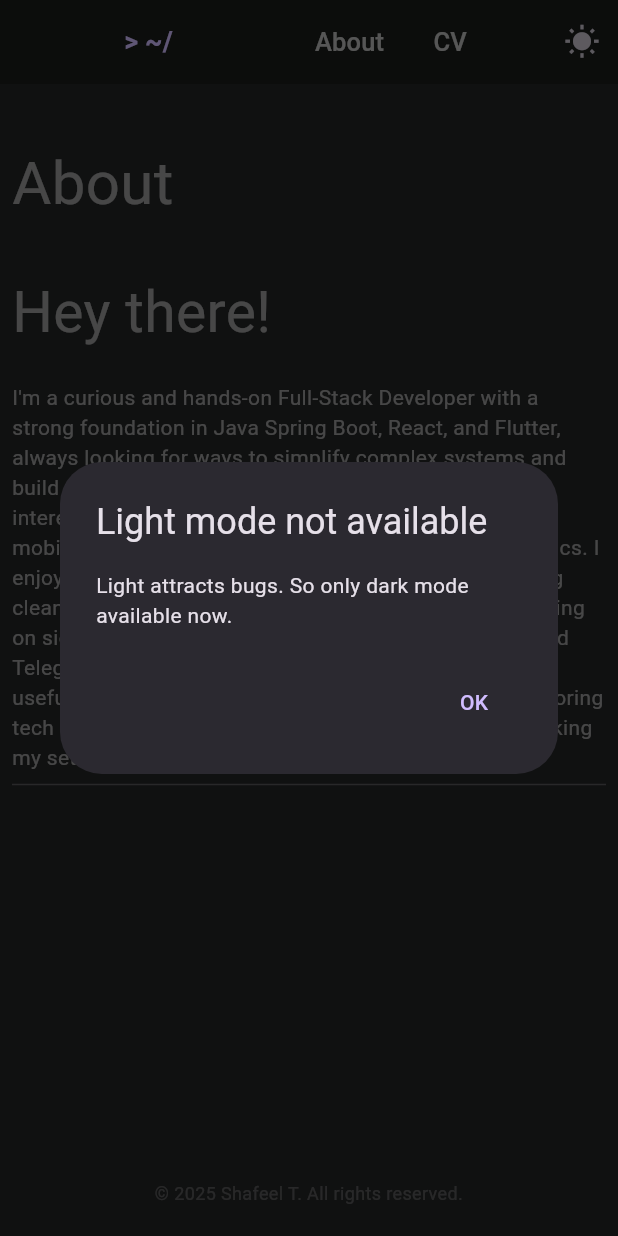
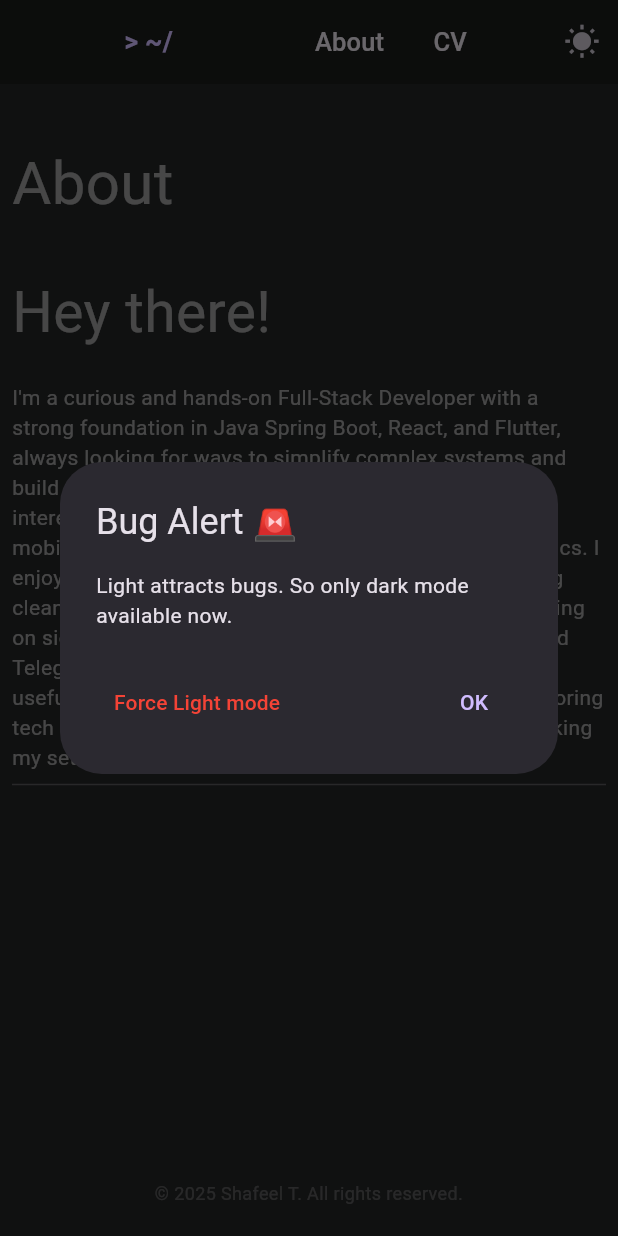
Before and after one commit to Shafeel404/portfolio, a Flutter app: the AboutMe screen opened by its route, after a tap on the "wb sunny" icon, on a phone screen of 412 x 824 dp. Run offline on Flutter 3.47's test engine with Material 3 defaults, Android fonts, the phone set to English and light mode, and no system bars; our stand-ins replace flutter_riverpod, font_awesome_flutter, go_router, responsive_framework.

Commit message:
Added bugs

```diff
--- a/lib/addl/HeaderLink.dart
+++ b/lib/addl/HeaderLink.dart
@@ -3,8 +3,9 @@ import 'package:flutter/material.dart';
 class HeaderLink extends StatelessWidget {
   final String title;
   final VoidCallback onTap;
+  final Color? color;
 
-  const HeaderLink({super.key, required this.title, required this.onTap});
+  const HeaderLink({super.key, required this.title, required this.onTap, required this.color});
 
   @override
   Widget build(BuildContext context) {
@@ -12,8 +13,8 @@ class HeaderLink extends StatelessWidget {
       onPressed: onTap,
       child: Text(
         title,
-        style: const TextStyle(
-          color: Colors.white70,
+        style: TextStyle(
+          color: color,
           fontWeight: FontWeight.w500,
           fontSize: 17,
         ),
--- a/lib/pages/myself/about_me.dart
+++ b/lib/pages/myself/about_me.dart
@@ -1,18 +1,24 @@
+import 'package:flutter_riverpod/flutter_riverpod.dart';
+import 'package:portfolio/animation/transparent_insect_animation.dart';
+import 'package:portfolio/pages/bug_overlay/bug_overlay.dart';
 import 'package:portfolio/pages/myself/common/common_app_bar.dart';
 import 'package:portfolio/pages/myself/common/common_footer.dart';
 import 'package:flutter/material.dart';
+import 'package:portfolio/providers/theme_provider.dart';
 import 'package:responsive_framework/responsive_framework.dart';
 
-class AboutMe extends StatelessWidget {
+class AboutMe extends ConsumerWidget {
   const AboutMe({super.key});
 
   @override
-  Widget build(BuildContext context) {
-
+  Widget build(BuildContext context, WidgetRef ref) {
+    final isDark = ref.watch(themeProvider);
     return Scaffold(
-      backgroundColor: const Color(0xFF232425),
+      backgroundColor: isDark ? const Color(0xFF232425) : Colors.white,
       appBar: CommonAppBar(),
-      body: LayoutBuilder(
+      body: Stack(
+        children: [
+          LayoutBuilder(
             builder: (context, constraints) {
               return SingleChildScrollView(
                 child: ConstrainedBox(
@@ -24,8 +30,7 @@ class AboutMe extends StatelessWidget {
                           child: Center(
                             child: Container(
                               padding: EdgeInsets.symmetric(
-                            horizontal:
-                                ResponsiveValue(
+                                horizontal: ResponsiveValue(
                                   context,
                                   defaultValue: 8.0,
                                   conditionalValues: const [
@@ -39,8 +44,7 @@ class AboutMe extends StatelessWidget {
                                     ),
                                   ],
                                 ).value,
-                            vertical:
-                            ResponsiveValue(
+                                vertical: ResponsiveValue(
                                   context,
                                   defaultValue: 8.0,
                                   conditionalValues: const [
@@ -58,24 +62,28 @@ class AboutMe extends StatelessWidget {
                               constraints: const BoxConstraints(maxWidth: 800),
                               child: Column(
                                 crossAxisAlignment: CrossAxisAlignment.start,
-                            children: const [
-                              SizedBox(height: 30),
+                                children: [
+                                  const SizedBox(height: 30),
                                   Text(
                                     'About',
                                     style: TextStyle(
                                       fontSize: 40,
-                                  color: Colors.white54,
+                                      color: isDark
+                                          ? Colors.white54
+                                          : Colors.black,
                                     ),
                                   ),
-                              SizedBox(height: 30),
+                                  const SizedBox(height: 30),
                                   Text(
                                     'Hey there!',
                                     style: TextStyle(
                                       fontSize: 38,
-                                  color: Colors.white54,
+                                      color: isDark
+                                          ? Colors.white54
+                                          : Colors.black,
                                     ),
                                   ),
-                              SizedBox(height: 20),
+                                  const SizedBox(height: 20),
                                   Text(
                                     "I'm a curious and hands-on Full-Stack Developer with a strong foundation in Java Spring Boot, React, and Flutter,"
                                     " always looking for ways to simplify complex systems and build things that just work. Over time, I’ve grown deeply"
@@ -84,16 +92,24 @@ class AboutMe extends StatelessWidget {
                                     " hacking on side projects, or experimenting with ESP32 boards and Telegram bots, I always aim to learn something "
                                     "new and useful. When I'm not coding, you’ll probably find me exploring tech communities, reverse-engineering gadgets,"
                                     " or tweaking my setup just to see how far I can push it.",
-                                style: TextStyle(color: Colors.white54),
+                                    style: TextStyle(
+                                      color: isDark
+                                          ? Colors.white54
+                                          : Colors.black,
                                     ),
-                              Divider(color: Colors.white24),
+                                  ),
+                                  Divider(
+                                    color: isDark
+                                        ? Colors.white24
+                                        : Colors.black,
+                                  ),
                                 ],
                               ),
                             ),
                           ),
                         ),
 
-                    CommonFooter(width: 20.0),
+                        CommonFooter(width: 20.0, isDark: isDark),
                       ],
                     ),
                   ),
@@ -101,6 +117,16 @@ class AboutMe extends StatelessWidget {
               );
             },
           ),
+          ?isDark?null:
+          const Positioned.fill(
+            child: IgnorePointer(
+              child: TransparentInsectAnimation(
+                insectCount: 8, // Adjust number of insects
+              ),
+            ),
+          ),
+        ],
+      ),
     );
   }
 }
--- a/lib/pages/myself/common/common_app_bar.dart
+++ b/lib/pages/myself/common/common_app_bar.dart
@@ -2,15 +2,20 @@ import 'package:flutter/material.dart';
 import 'package:flutter_riverpod/flutter_riverpod.dart';
 import 'package:go_router/go_router.dart';
 import 'package:portfolio/addl/HeaderLink.dart';
+import 'package:portfolio/providers/theme_provider.dart';
 
 class CommonAppBar extends ConsumerWidget implements PreferredSizeWidget {
   const CommonAppBar({super.key});
 
   @override
   Widget build(BuildContext context, WidgetRef ref) {
+    final isDark = ref.watch(themeProvider);
+    final theme = Theme.of(context);
     return AppBar(
       automaticallyImplyLeading: false, // removes default back arrow
-      backgroundColor: Color(0xFF1B1C1B),
+      backgroundColor: isDark
+          ? Color(0xFF1B1C1B)
+          : theme.colorScheme.surfaceContainerHighest,
       actions: [
         IconButton(
           icon: AnimatedSwitcher(
@@ -18,22 +23,37 @@ class CommonAppBar extends ConsumerWidget implements PreferredSizeWidget {
             transitionBuilder: (child, animation) {
               return ScaleTransition(scale: animation, child: child);
             },
-            child: const Icon(Icons.wb_sunny, key: ValueKey('sunny')),
+            child: isDark
+                ? const Icon(Icons.wb_sunny, key: ValueKey('sunny'))
+                : const Icon(Icons.brightness_2, key: ValueKey('moon')),
           ),
           onPressed: () {
-            showDialog(
+            !isDark
+                ? ref.read(themeProvider.notifier).state = true
+                : showDialog(
                     context: context,
                     builder: (context) => AlertDialog(
-                title: const Text('Light mode not available'),
+                      title: const Text('Bug Alert 🚨'),
                       content: const Text(
                         'Light attracts bugs. So only dark mode available now.',
                       ),
                       actions: [
                         TextButton(
+                          onPressed: () => {
+                            ref.read(themeProvider.notifier).state = false,
+                            Navigator.of(context).pop(),
+                          },
+                          child: const Text(
+                            'Force Light mode',
+                            style: TextStyle(color: Colors.red),
+                          ),
+                        ),
+                        TextButton(
                           onPressed: () => Navigator.of(context).pop(),
                           child: const Text('OK'),
                         ),
                       ],
+                      actionsAlignment: MainAxisAlignment.spaceBetween,
                     ),
                   );
           },
@@ -66,12 +86,17 @@ class CommonAppBar extends ConsumerWidget implements PreferredSizeWidget {
               mainAxisSize: MainAxisSize.min,
               children: [
                 HeaderLink(
+                  color: Theme.of(context).colorScheme.onSurface,
                   title: 'About',
                   onTap: () {
                     context.goNamed('about_me');
                   },
                 ),
-                HeaderLink(title: 'CV', onTap: () {}),
+                HeaderLink(
+                  color: Theme.of(context).colorScheme.onSurface,
+                  title: 'CV',
+                  onTap: () {},
+                ),
               ],
             ),
           ),
--- a/lib/pages/myself/common/common_footer.dart
+++ b/lib/pages/myself/common/common_footer.dart
@@ -1,19 +1,22 @@
 import 'package:flutter/material.dart';
+import 'package:flutter_riverpod/flutter_riverpod.dart';
 
 class CommonFooter extends StatelessWidget {
   final double width;
-  const CommonFooter({super.key, required this.width});
+  final bool isDark;
+
+  const CommonFooter({super.key, required this.width, required this.isDark});
 
   @override
   Widget build(BuildContext context) {
     return Padding(
-      padding: EdgeInsets.symmetric(
-        horizontal: width,
-        vertical: 20,
-      ),
+      padding: EdgeInsets.symmetric(horizontal: width, vertical: 20),
       child: Text(
         '© ${DateTime.now().year} Shafeel T. All rights reserved.',
-        style: TextStyle(color: Colors.white24, fontSize: 12),
+        style: TextStyle(
+          color: isDark ? Colors.white24 : Colors.black,
+          fontSize: 12,
+        ),
         textAlign: TextAlign.center,
       ),
     );
--- a/pubspec.yaml
+++ b/pubspec.yaml
@@ -14,6 +14,7 @@ dependencies:
   flutter_riverpod: ^2.5.1
   url_launcher: ^6.2.5
   font_awesome_flutter: ^10.7.0
+  flame: ^1.10.0
 
 
 dev_dependencies:
@@ -23,3 +24,5 @@ dev_dependencies:
 
 flutter:
   uses-material-design: true
+  assets:
+    - assets/images/bug.png
```
Also changed, not shown: lib/animation/transparent_insect_animation.dart (added, +309 -0 lines), lib/main.dart (+8 -3 lines), lib/pages/bug_overlay/bug_overlay.dart (added, +54 -0 lines), lib/pages/myself/myself.dart (+33 -14 lines), lib/providers/insect_provider.dart (added, +27 -0 lines), assets/images/bug.png (added), pubspec.lock. Lines whose indentation alone changed are shown as unchanged.
